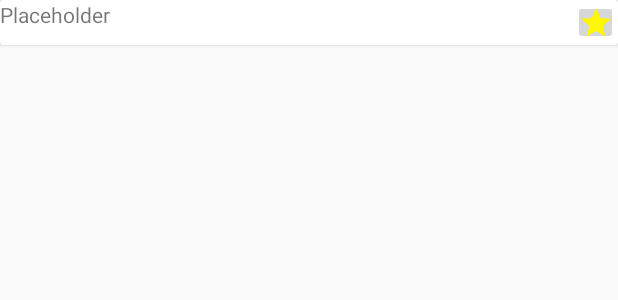
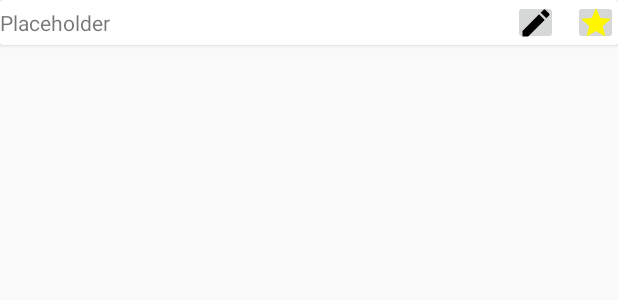
Before and after one commit to jonkoch68/Pigeon, an Android app: the layout trackable_view_holder.xml on its own in the app's theme, with its tools: preview values and no code run, on a phone screen of 412 x 824 dp. Shown: the top 300 px of the screen. Run offline under Robolectric (Android 15) with nearby library versions, the phone set to English and light mode, and no system bars.

Commit message:
Added in functionality to be able to edit existing packages on database

```diff
--- /dev/null
+++ b/app/src/main/res/drawable/ic_baseline_edit_24.xml
@@ -0,0 +1,10 @@
+<vector xmlns:android="http://schemas.android.com/apk/res/android"
+    android:width="24dp"
+    android:height="24dp"
+    android:viewportWidth="24"
+    android:viewportHeight="24"
+    android:tint="?attr/colorControlNormal">
+  <path
+      android:fillColor="@android:color/white"
+      android:pathData="M3,17.25V21h3.75L17.81,9.94l-3.75,-3.75L3,17.25zM20.71,7.04c0.39,-0.39 0.39,-1.02 0,-1.41l-2.34,-2.34c-0.39,-0.39 -1.02,-0.39 -1.41,0l-1.83,1.83 3.75,3.75 1.83,-1.83z"/>
+</vector>
--- a/app/src/main/res/layout/trackable_view_holder.xml
+++ b/app/src/main/res/layout/trackable_view_holder.xml
@@ -11,10 +11,21 @@
             android:id="@+id/trackableHolderTextView"
             android:layout_width="wrap_content"
             android:layout_height="match_parent"
+            android:gravity="center_vertical"
             android:text="Placeholder"
             app:layout_constraintBottom_toBottomOf="parent"
             app:layout_constraintStart_toStartOf="parent"
             app:layout_constraintTop_toTopOf="parent" />
+
+        <ImageButton
+            android:id="@+id/trackableEditButton"
+            android:layout_width="30dp"
+            android:layout_height="30dp"
+            android:layout_marginRight="10dp"
+            android:tint="@color/black"
+            android:src="@drawable/ic_baseline_edit_24"
+            app:layout_constraintBottom_toBottomOf="parent"
+            app:layout_constraintEnd_toStartOf="@+id/trackableFavoriteButton" />
 
         <ImageButton
             android:id="@+id/trackableFavoriteButton"
```
Also changed, not shown: app/src/main/java/com/syrpro/pigeontracker/PackageCreatorActivity.java (+44 -7 lines), app/src/main/java/com/syrpro/pigeontracker/PackageViewerActivity.java (+12 -4 lines), app/src/main/java/com/syrpro/pigeontracker/TrackableAdapter.java (+10 -1 lines), 1 other file.
